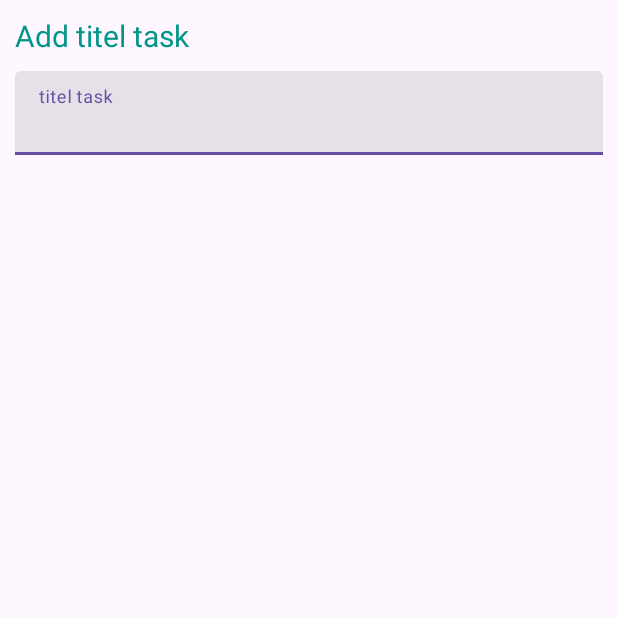
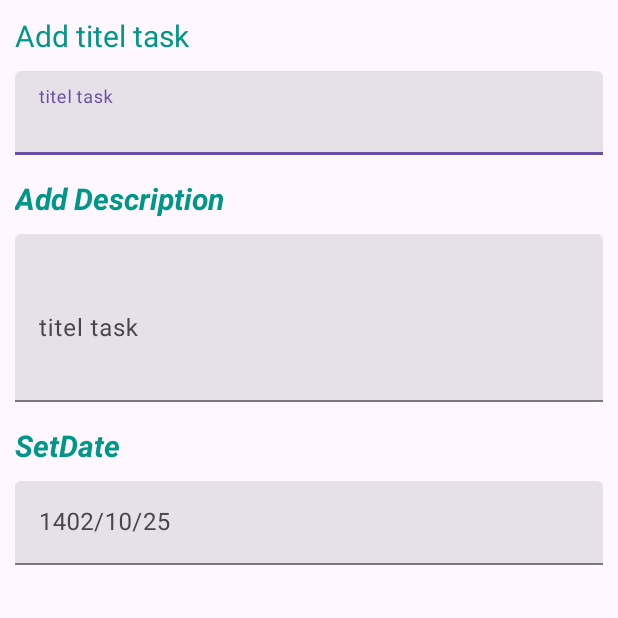
Before and after one commit to Motsan-Git/ToDoApp, an Android app: the screen it shows after launch (MainActivity), on a phone screen of 412 x 824 dp, the top half of it. Run offline under Robolectric (Android 15) with nearby library versions, the phone set to English and light mode, and no system bars.

Commit message:
Add text boxes

```diff
--- a/app/src/main/res/layout/fragment_add_task.xml
+++ b/app/src/main/res/layout/fragment_add_task.xml
@@ -3,7 +3,7 @@
     xmlns:app="http://schemas.android.com/apk/res-auto"
     xmlns:tools="http://schemas.android.com/tools"
     android:layout_width="match_parent"
-    android:layout_height="match_parent"
+    android:layout_height="wrap_content"
     android:orientation="vertical"
     tools:context=".AddTask">
 
@@ -18,14 +18,16 @@
         android:text="Add titel task"
         android:textColor="#009688"
         android:textSize="20sp" />
+
     <com.google.android.material.textfield.TextInputLayout
+        android:id="@+id/titelInputEditText"
         style="?attr/textInputFilledStyle"
-        android:id="@+id/filledTextField"
         android:layout_width="match_parent"
         android:layout_height="wrap_content"
         android:hint="titel task">
 
         <com.google.android.material.textfield.TextInputEditText
+            android:id="@+id/titelInput"
             android:layout_width="match_parent"
             android:layout_height="wrap_content"
             android:layout_marginStart="10dp"
@@ -33,4 +35,64 @@
             android:layout_marginEnd="10dp" />
 
     </com.google.android.material.textfield.TextInputLayout>
+
+    <TextView
+        android:id="@+id/descriptionTV"
+        android:layout_width="wrap_content"
+        android:layout_height="wrap_content"
+        android:layout_marginStart="10dp"
+        android:layout_marginTop="15dp"
+        android:text="Add Description"
+        android:textColor="#009688"
+        android:textSize="20sp"
+        android:textStyle="bold|italic" />
+
+    <com.google.android.material.textfield.TextInputLayout
+        android:id="@+id/descriptionInputET"
+        style="?attr/textInputFilledStyle"
+        android:layout_width="match_parent"
+        android:layout_height="wrap_content"
+        android:hint="titel task">
+
+        <com.google.android.material.textfield.TextInputEditText
+            android:id="@+id/descriptionInput"
+            android:layout_width="match_parent"
+            android:layout_height="wrap_content"
+            android:layout_marginStart="10dp"
+            android:layout_marginTop="10dp"
+            android:layout_marginEnd="10dp"
+            android:lines="4" />
+
+    </com.google.android.material.textfield.TextInputLayout>
+
+    <TextView
+        android:id="@+id/dateTV"
+        android:layout_width="wrap_content"
+        android:layout_height="wrap_content"
+        android:layout_marginStart="10dp"
+        android:layout_marginTop="15dp"
+        android:text="SetDate"
+        android:textColor="#009688"
+        android:textSize="20sp"
+        android:textStyle="bold|italic"
+        tools:ignore="DuplicateIds" />
+
+    <com.google.android.material.textfield.TextInputLayout
+        android:id="@+id/dateInputET"
+        style="?attr/textInputFilledStyle"
+        android:layout_width="match_parent"
+        android:layout_height="match_parent"
+        android:hint="1402/10/25">
+
+        <com.google.android.material.textfield.TextInputEditText
+            android:id="@+id/dateInput"
+
+            android:layout_width="match_parent"
+            android:layout_height="wrap_content"
+            android:layout_marginStart="10dp"
+            android:layout_marginTop="10dp"
+            android:layout_marginEnd="10dp" />
+
+    </com.google.android.material.textfield.TextInputLayout>
+
 </LinearLayout>
```
